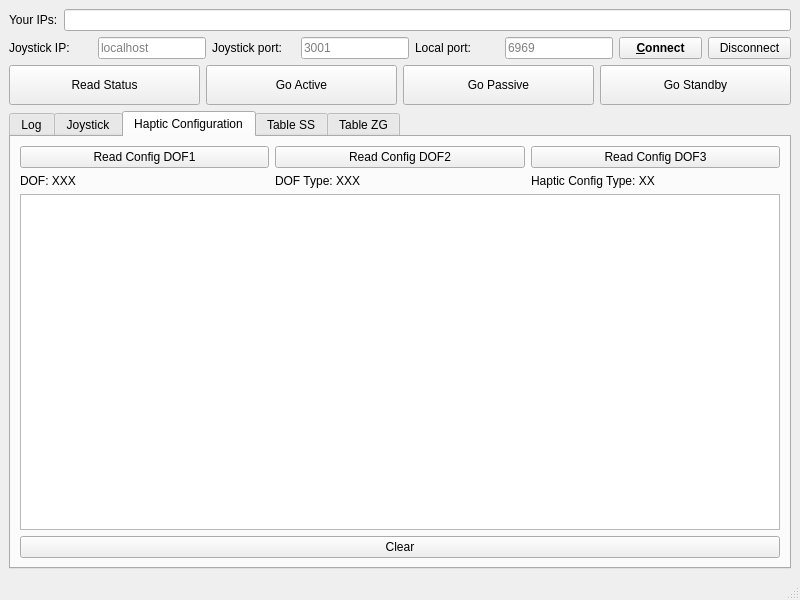
The window that src/main_window.ui (gianmaria/smarter-gui-demo) describes before a commit, drawn with Qt 5.
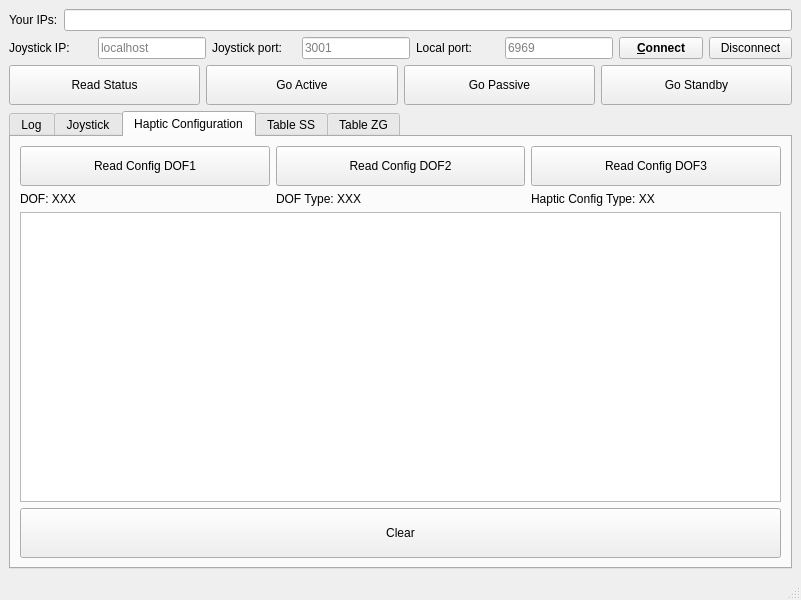
The same window after the commit. The open tabs and pages were chosen to show the change. Custom widgets are drawn as their Qt base class.

Commit message: added update_labels_haptic_config() for easy label managment

Diff of the .ui file:
```diff
--- a/src/main_window.ui
+++ b/src/main_window.ui
@@ -6,7 +6,7 @@
    <rect>
     <x>0</x>
     <y>0</y>
-    <width>800</width>
+    <width>801</width>
     <height>600</height>
    </rect>
   </property>
@@ -668,6 +668,18 @@
            <layout class="QHBoxLayout" name="horizontalLayout_2">
             <item>
              <widget class="QPushButton" name="pb_read_config_dof_1">
+              <property name="sizePolicy">
+               <sizepolicy hsizetype="Minimum" vsizetype="Preferred">
+                <horstretch>0</horstretch>
+                <verstretch>0</verstretch>
+               </sizepolicy>
+              </property>
+              <property name="minimumSize">
+               <size>
+                <width>0</width>
+                <height>40</height>
+               </size>
+              </property>
               <property name="text">
                <string>Read Config DOF1</string>
               </property>
@@ -675,6 +687,18 @@
             </item>
             <item>
              <widget class="QPushButton" name="pb_read_config_dof_2">
+              <property name="sizePolicy">
+               <sizepolicy hsizetype="Minimum" vsizetype="Preferred">
+                <horstretch>0</horstretch>
+                <verstretch>0</verstretch>
+               </sizepolicy>
+              </property>
+              <property name="minimumSize">
+               <size>
+                <width>0</width>
+                <height>40</height>
+               </size>
+              </property>
               <property name="text">
                <string>Read Config DOF2</string>
               </property>
@@ -682,6 +706,18 @@
             </item>
             <item>
              <widget class="QPushButton" name="pb_read_config_dof_3">
+              <property name="sizePolicy">
+               <sizepolicy hsizetype="Minimum" vsizetype="Preferred">
+                <horstretch>0</horstretch>
+                <verstretch>0</verstretch>
+               </sizepolicy>
+              </property>
+              <property name="minimumSize">
+               <size>
+                <width>0</width>
+                <height>40</height>
+               </size>
+              </property>
               <property name="text">
                <string>Read Config DOF3</string>
               </property>
@@ -728,6 +764,18 @@
         </item>
         <item row="1" column="0">
          <widget class="QPushButton" name="pb_clear_haptic_conf">
+          <property name="sizePolicy">
+           <sizepolicy hsizetype="Preferred" vsizetype="Preferred">
+            <horstretch>0</horstretch>
+            <verstretch>0</verstretch>
+           </sizepolicy>
+          </property>
+          <property name="minimumSize">
+           <size>
+            <width>0</width>
+            <height>50</height>
+           </size>
+          </property>
           <property name="text">
            <string>Clear</string>
           </property>
```
Left out of the diff: 68 changed lines with no effect on the pictures. The commit also changes 2 other files.
